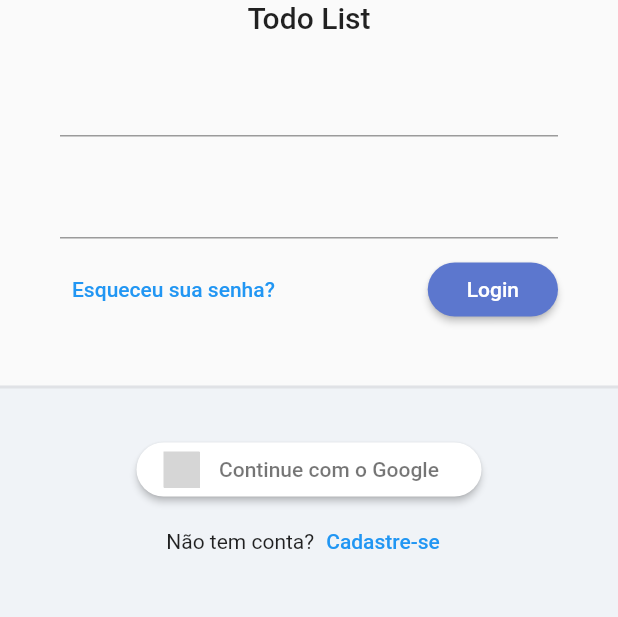
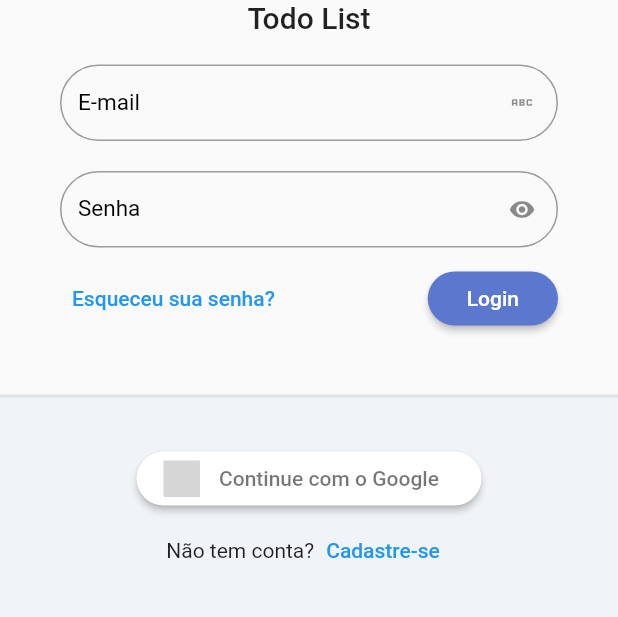
Before and after one commit to franciscoamaral0/task_app, a Flutter app: the screen it shows after launch, on a phone screen of 412 x 824 dp, the part 315-932 px from its top. Run offline on Flutter 3.47's test engine with Material 2 defaults, Android fonts, the phone set to English and light mode, and no system bars; our stand-ins replace firebase_auth, firebase_core, flutter_signin_button, google_fonts, sqflite, sqflite_common and 1 more; accounts and stored records are empty; Roboto replaces fonts that are missing (Mandali); grey boxes are pictures that could not be loaded.

Commit message:
created styled texformField, to register_page

```diff
--- /dev/null
+++ b/lib/app/core/widgets/todo_list_field.dart
@@ -0,0 +1,60 @@
+import 'package:flutter/material.dart';
+
+class TodoListField extends StatelessWidget {
+  final String label;
+  final bool obscureText;
+  final IconButton? sufixIconButton;
+  final ValueNotifier<bool> obscureTextVN;
+  final TextEditingController? controller;
+  final FormFieldValidator<String>? validator;
+  TodoListField({
+    Key? key,
+    required this.label,
+    this.obscureText = false,
+    this.sufixIconButton,
+    this.controller,
+    this.validator,
+  })  : assert(obscureText == true ? sufixIconButton == null : true,
+            'obscureText não pode ser enviado em conjunto com suffixIconButtin'),
+        obscureTextVN = ValueNotifier(obscureText),
+        super(key: key);
+
+  @override
+  Widget build(BuildContext context) {
+    return ValueListenableBuilder<bool>(
+      valueListenable: obscureTextVN,
+      builder: (_, obscureTextValue, child) {
+        return TextFormField(
+          controller: controller,
+          validator: validator,
+          decoration: InputDecoration(
+            labelText: label,
+            labelStyle: const TextStyle(
+              fontSize: 15,
+              color: Colors.black,
+            ),
+            border: OutlineInputBorder(
+              borderRadius: BorderRadius.circular(30),
+            ),
+            errorBorder: OutlineInputBorder(
+              borderRadius: BorderRadius.circular(30),
+              borderSide: const BorderSide(color: Colors.red),
+            ),
+            isDense: true,
+            suffixIcon: this.sufixIconButton ??
+                (obscureText == true
+                    ? IconButton(
+                        onPressed: () {
+                          obscureTextVN.value = !obscureTextValue;
+                        },
+                        icon: Icon(obscureTextValue
+                            ? Icons.visibility
+                            : Icons.visibility_off))
+                    : null),
+          ),
+          obscureText: obscureTextValue,
+        );
+      },
+    );
+  }
+}
--- a/lib/app/modules/auth/auth_module.dart
+++ b/lib/app/modules/auth/auth_module.dart
@@ -2,14 +2,20 @@ import 'package:provider/provider.dart';
 import 'package:todo_list_provider_project/app/core/modules/todo_list_module.dart';
 import 'package:todo_list_provider_project/app/modules/auth/login/login_controller.dart';
 import 'package:todo_list_provider_project/app/modules/auth/login/login_page.dart';
+import 'package:todo_list_provider_project/app/modules/auth/register/register_controller.dart';
+import 'package:todo_list_provider_project/app/modules/auth/register/register_page.dart';
 
 class AuthModule extends TodoListModule {
   AuthModule()
       : super(bindings: [
           ChangeNotifierProvider(
             create: (context) => LoginController(),
-          )
+          ),
+          ChangeNotifierProvider(
+              create: (context) =>
+                  RegisterController(userService: context.read()))
         ], routers: {
-          "/login": (context) => LoginPage()
+          "/login": (context) => LoginPage(),
+          "/register": (context) => RegisterPage()
         });
 }
--- a/lib/app/modules/auth/login/login_page.dart
+++ b/lib/app/modules/auth/login/login_page.dart
@@ -1,6 +1,7 @@
 import 'package:flutter/material.dart';
 import 'package:flutter_signin_button/button_list.dart';
 import 'package:flutter_signin_button/button_view.dart';
+import 'package:todo_list_provider_project/app/core/widgets/todo_list_field.dart';
 import 'package:todo_list_provider_project/app/core/widgets/todo_list_logo.dart';
 import 'package:todo_list_provider_project/app/modules/splash/splash_page.dart';
 
@@ -30,9 +31,17 @@ class LoginPage extends StatelessWidget {
                       child: Form(
                         child: Column(
                           children: [
-                            TextFormField(),
+                            TodoListField(
+                              label: "E-mail",
+                              sufixIconButton: IconButton(
+                                  onPressed: () {},
+                                  icon: Icon(Icons.abc_outlined)),
+                            ),
                             const SizedBox(height: 20),
-                            TextFormField(),
+                            TodoListField(
+                              label: "Senha",
+                              obscureText: true,
+                            ),
                             const SizedBox(height: 10),
                             Row(
                               mainAxisAlignment: MainAxisAlignment.spaceBetween,
@@ -89,7 +98,10 @@ class LoginPage extends StatelessWidget {
                               children: [
                                 Text("Não tem conta?"),
                                 TextButton(
-                                    onPressed: () {},
+                                    onPressed: () {
+                                      Navigator.of(context)
+                                          .pushNamed("/register");
+                                    },
                                     child: Text("Cadastre-se"))
                               ],
                             )
--- a/lib/app/modules/auth/register/register_controller.dart
+++ b/lib/app/modules/auth/register/register_controller.dart
@@ -1,3 +1,33 @@
+// ignore_for_file: public_member_api_docs, sort_constructors_first
 import 'package:flutter/cupertino.dart';
+import 'package:todo_list_provider_project/app/exception/auth_exception.dart';
 
-class RegisterController extends ChangeNotifier {}
+import 'package:todo_list_provider_project/app/services/user/user_service.dart';
+
+class RegisterController extends ChangeNotifier {
+  String? error;
+  bool success = false;
+  final UserService _userService;
+  RegisterController({
+    required UserService userService,
+  }) : _userService = userService;
+
+  Future<void> registerUser(String email, String password) async {
+    try {
+      error = null;
+      success = false;
+      notifyListeners();
+      final user = await _userService.register(email, password);
+
+      if (user != null) {
+        success = true;
+      } else {
+        error = 'Erro ao registrar usuário';
+      }
+    } on AuthException catch (e) {
+      error = e.message;
+    } finally {
+      notifyListeners();
+    }
+  }
+}
```
Also changed, not shown: lib/app/modules/auth/register/register_page.dart (+45 -2 lines).
